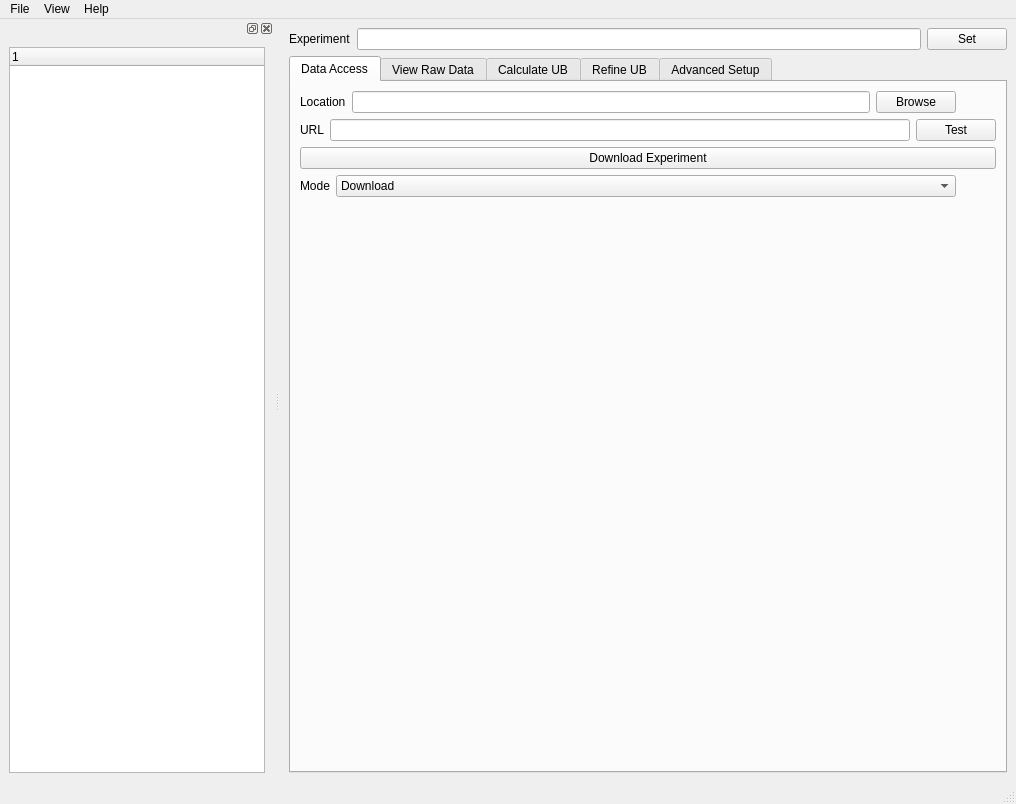
The window that Code/Mantid/scripts/HFIR_4Circle_Reduction/Ui_MainWindow.ui (mantidproject/mantid) describes before a commit, drawn with Qt 5.
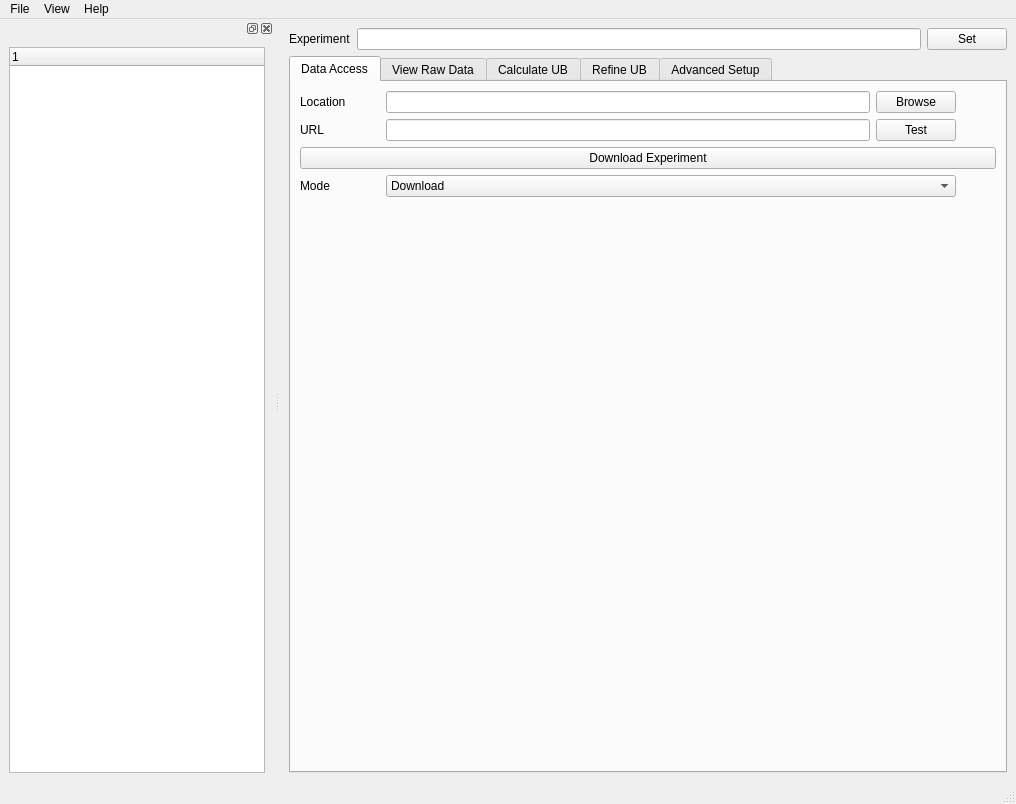
The same window after the commit. The open tabs and pages were chosen to show the change.

Commit message: Refs #12122. Fixed issues during test.

```diff
--- a/Code/Mantid/scripts/HFIR_4Circle_Reduction/Ui_MainWindow.ui
+++ b/Code/Mantid/scripts/HFIR_4Circle_Reduction/Ui_MainWindow.ui
@@ -55,7 +55,19 @@
               <item>
                <layout class="QHBoxLayout" name="horizontalLayout_6">
                 <item>
-                 <widget class="QLabel" name="label_2">
+                 <widget class="QLabel" name="label_dir">
+                  <property name="sizePolicy">
+                   <sizepolicy hsizetype="Fixed" vsizetype="Preferred">
+                    <horstretch>0</horstretch>
+                    <verstretch>0</verstretch>
+                   </sizepolicy>
+                  </property>
+                  <property name="minimumSize">
+                   <size>
+                    <width>80</width>
+                    <height>0</height>
+                   </size>
+                  </property>
                   <property name="toolTip">
                    <string>&lt;html&gt;&lt;head/&gt;&lt;body&gt;&lt;p&gt;Directory for local data storage&lt;/p&gt;&lt;/body&gt;&lt;/html&gt;</string>
                   </property>
@@ -99,7 +111,19 @@
               <item>
                <layout class="QHBoxLayout" name="horizontalLayout_5">
                 <item>
-                 <widget class="QLabel" name="label">
+                 <widget class="QLabel" name="label_url">
+                  <property name="sizePolicy">
+                   <sizepolicy hsizetype="Fixed" vsizetype="Preferred">
+                    <horstretch>0</horstretch>
+                    <verstretch>0</verstretch>
+                   </sizepolicy>
+                  </property>
+                  <property name="minimumSize">
+                   <size>
+                    <width>80</width>
+                    <height>0</height>
+                   </size>
+                  </property>
                   <property name="toolTip">
                    <string>&lt;html&gt;&lt;head/&gt;&lt;body&gt;&lt;p&gt;URL of the http server to download HB3A data&lt;/p&gt;&lt;/body&gt;&lt;/html&gt;</string>
                   </property>
@@ -118,6 +142,22 @@
                   </property>
                  </widget>
                 </item>
+                <item>
+                 <spacer name="horizontalSpacer_4">
+                  <property name="orientation">
+                   <enum>Qt::Horizontal</enum>
+                  </property>
+                  <property name="sizeType">
+                   <enum>QSizePolicy::Preferred</enum>
+                  </property>
+                  <property name="sizeHint" stdset="0">
+                   <size>
+                    <width>40</width>
+                    <height>20</height>
+                   </size>
+                  </property>
+                 </spacer>
+                </item>
                </layout>
               </item>
               <item>
@@ -134,7 +174,19 @@
               <item>
                <layout class="QHBoxLayout" name="horizontalLayout_4">
                 <item>
-                 <widget class="QLabel" name="label_3">
+                 <widget class="QLabel" name="label_datamode">
+                  <property name="sizePolicy">
+                   <sizepolicy hsizetype="Fixed" vsizetype="Preferred">
+                    <horstretch>0</horstretch>
+                    <verstretch>0</verstretch>
+                   </sizepolicy>
+                  </property>
+                  <property name="minimumSize">
+                   <size>
+                    <width>80</width>
+                    <height>0</height>
+                   </size>
+                  </property>
                   <property name="text">
                    <string>Mode</string>
                   </property>
```
Left out of the diff: 4 changed lines with no effect on the pictures. The commit also changes 2 other files.
